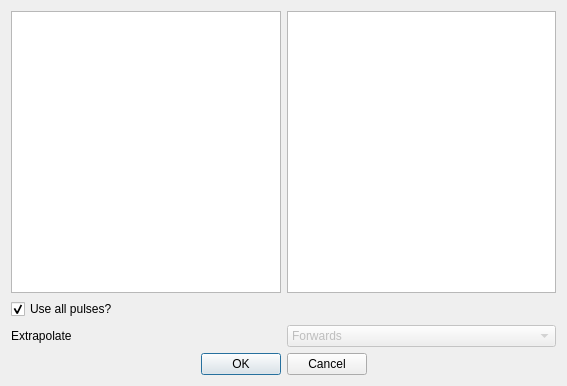
This is gudpy/gui/widgets/ui_files/modulationExcitationDialog.ui in disorderedmaterials/GudPy as Qt 5 draws it before an edit. The edited form follows.
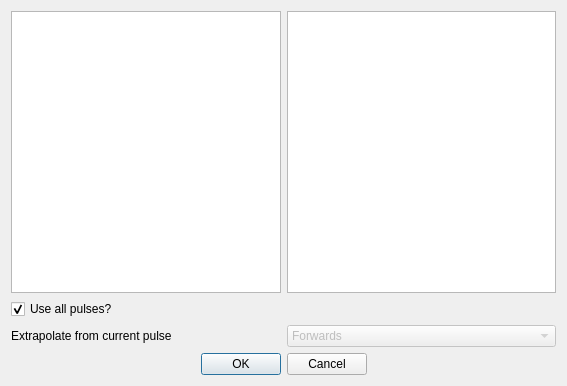
This is the edited form. Custom widgets are drawn as their Qt base class.

Commit message: refactor: more informative label.

The edit to the form file:
```diff
--- a/gudpy/gui/widgets/ui_files/modulationExcitationDialog.ui
+++ b/gudpy/gui/widgets/ui_files/modulationExcitationDialog.ui
@@ -39,7 +39,7 @@
      <item>
       <widget class="QLabel" name="label">
        <property name="text">
-        <string>Extrapolate</string>
+        <string>Extrapolate from current pulse</string>
        </property>
       </widget>
      </item>
```
